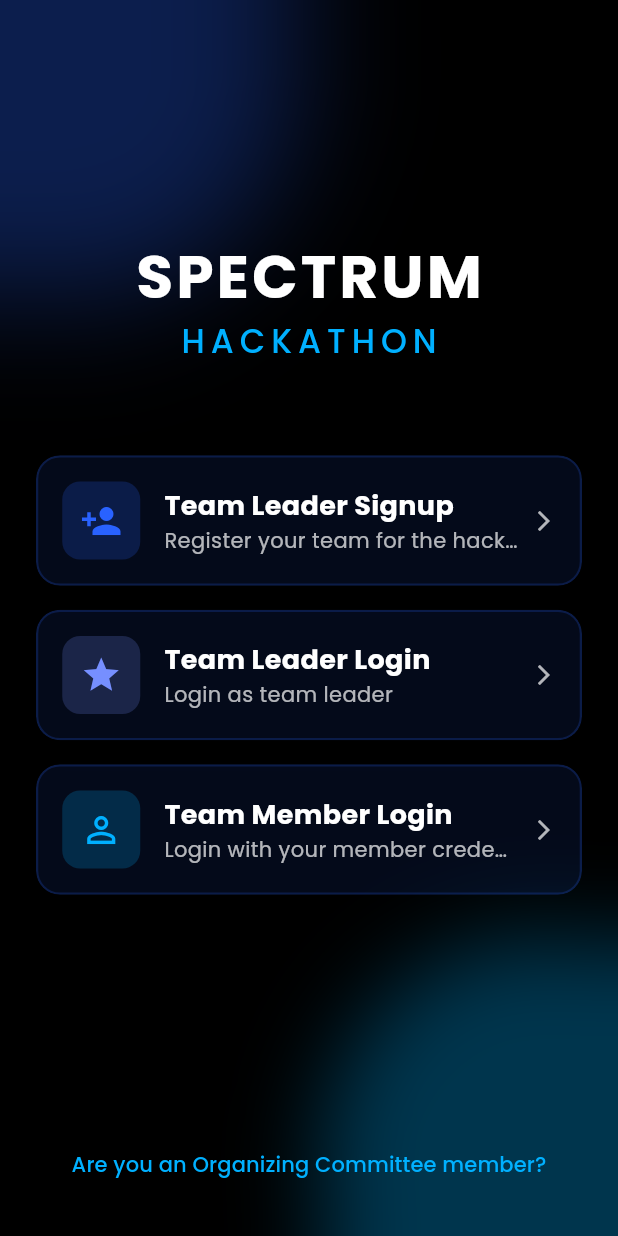
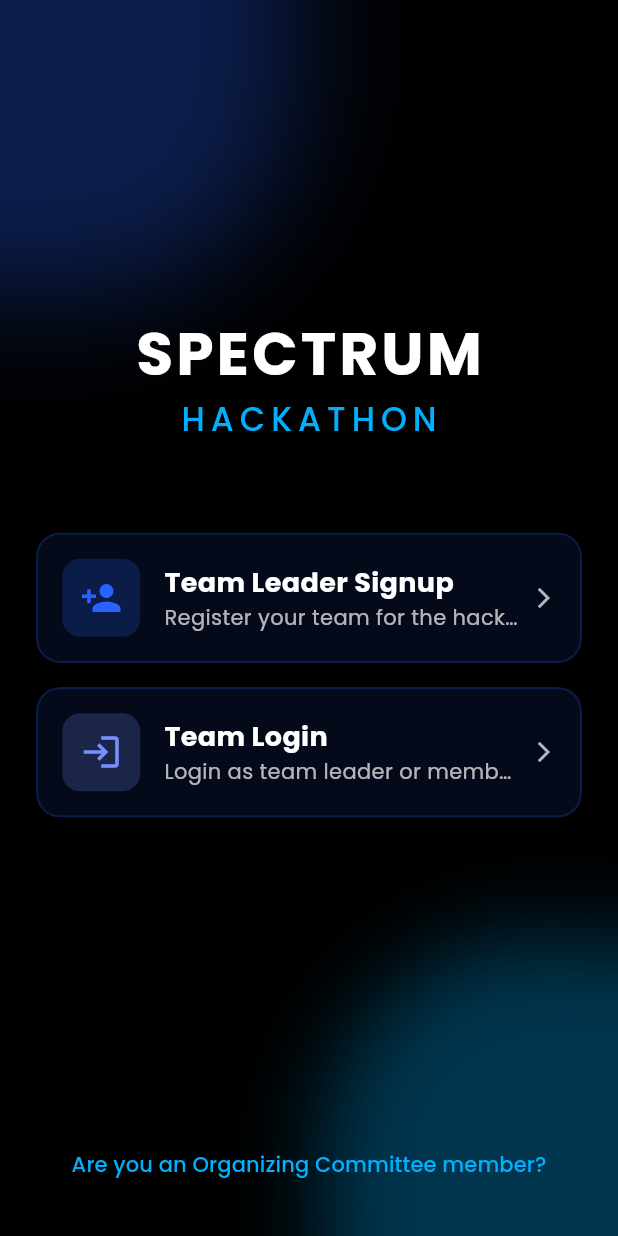
Before and after one commit to 32rohith/spectrum25, a Flutter app: the screen it shows after launch, on a phone screen of 412 x 824 dp. Run offline on Flutter 3.47's test engine with Material 3 defaults, Android fonts, the light colour scheme and no system bars; our stand-ins replace cloud_firestore, csv, firebase_auth, firebase_core, google_fonts; missing offline and left inert: mobile_scanner; accounts and stored records are empty.

Commit message:
merge leader and member login

```diff
--- a/lib/screens/login_screen.dart
+++ b/lib/screens/login_screen.dart
@@ -7,14 +7,7 @@ import '../services/auth_service.dart';
 import 'qr_verification_screen.dart';
 
 class LoginScreen extends StatefulWidget {
-  final bool isLeader;
-  final bool isMember;
-
-  const LoginScreen({
-    super.key,
-    this.isLeader = false,
-    this.isMember = true, // Default to member login if not specified
-  });
+  const LoginScreen({super.key});
 
   @override
   _LoginScreenState createState() => _LoginScreenState();
@@ -45,7 +38,7 @@ class _LoginScreenState extends State<LoginScreen> {
       final username = _usernameController.text.trim();
       final password = _passwordController.text.trim();
 
-      print('Attempting login with: Username: $username, IsLeader: ${widget.isLeader}, IsMember: ${widget.isMember}');
+      print('Attempting login with: Username: $username');
 
       final result = await _authService.loginTeam(
         username: username,
@@ -64,24 +57,7 @@ class _LoginScreenState extends State<LoginScreen> {
       if (result['success']) {
         // Get user role from result
         String userRole = result['userRole'] ?? '';
-        print('Processing successful login with role: $userRole on screen type - isLeader: ${widget.isLeader}, isMember: ${widget.isMember}');
-
-        // Check if login page type matches the user role
-        bool isCorrectPage = (widget.isLeader && userRole == 'leader') ||
-                             (widget.isMember && userRole == 'member');
-
-        if (!isCorrectPage) {
-          setState(() {
-            if (userRole == 'leader' && !widget.isLeader) {
-              _errorMessage = 'These credentials are for a team leader. Please use the leader login page.';
-            } else if (userRole == 'member' && !widget.isMember) {
-              _errorMessage = 'These credentials are for a team member. Please use the member login page.';
-            } else {
-              _errorMessage = 'Invalid login credentials for this page.';
-            }
-          });
-          return;
-        }
+        print('Processing successful login with role: $userRole');
 
         // Success message
         ScaffoldMessenger.of(context).showSnackBar(
@@ -133,35 +109,11 @@ class _LoginScreenState extends State<LoginScreen> {
     }
   }
 
-  String _getTitle() {
-    if (widget.isLeader) {
-      return 'Team Leader Login';
-    } else {
-      return 'Team Member Login';
-    }
-  }
-
-  String _getWelcomeMessage() {
-    if (widget.isLeader) {
-      return 'Welcome back, Team Leader!';
-    } else {
-      return 'Welcome, Team Member!';
-    }
-  }
-
-  String _getSubtitle() {
-    if (widget.isLeader) {
-      return 'Login to manage your team and hackathon project';
-    } else {
-      return 'Login to access your team\'s hackathon project';
-    }
-  }
-
   @override
   Widget build(BuildContext context) {
     return Scaffold(
       appBar: CustomAppBar(
-        title: _getTitle(),
+        title: 'Team Login',
       ),
       body: Stack(
         children: [
@@ -227,13 +179,13 @@ class _LoginScreenState extends State<LoginScreen> {
                   children: [
                     SizedBox(height: MediaQuery.of(context).size.height * 0.05),
                     Icon(
-                      widget.isLeader ? Icons.person : Icons.person_outline,
+                      Icons.login_rounded,
                       color: AppTheme.primaryColor,
                       size: 80,
                     ),
                     const SizedBox(height: 24),
                     Text(
-                      _getWelcomeMessage(),
+                      'Welcome to Spectrum Hackathon!',
                       style: TextStyle(
                         color: AppTheme.textPrimaryColor,
                         fontSize: 24,
@@ -243,7 +195,7 @@ class _LoginScreenState extends State<LoginScreen> {
                     ),
                     const SizedBox(height: 8),
                     Text(
-                      _getSubtitle(),
+                      'Login with your team credentials',
                       style: TextStyle(
                         color: AppTheme.textSecondaryColor,
                         fontSize: 16,
@@ -255,9 +207,7 @@ class _LoginScreenState extends State<LoginScreen> {
                     // Username field
                     CustomTextField(
                       label: 'Username',
-                      hint: widget.isLeader
-                          ? 'Enter leader username'
-                          : 'Enter member username',
+                      hint: 'Enter your username',
                       controller: _usernameController,
                       prefixIcon: Icon(
                         Icons.alternate_email,
@@ -324,7 +274,6 @@ class _LoginScreenState extends State<LoginScreen> {
                     const SizedBox(height: 20),
 
                     // Additional info
-                    if (widget.isLeader) ...[
                     Row(
                       mainAxisAlignment: MainAxisAlignment.center,
                       children: [
@@ -350,16 +299,15 @@ class _LoginScreenState extends State<LoginScreen> {
                         ),
                       ],
                     ),
-                    ] else ...[
+                    const SizedBox(height: 8),
                     Text(
-                        'Make sure to use the credentials provided to you',
+                      'Login system will automatically detect if you are a team leader or member',
                       style: TextStyle(
                         color: AppTheme.textSecondaryColor,
                         fontSize: 14,
                       ),
                       textAlign: TextAlign.center,
                     ),
-                    ],
                   ],
                 ),
               ),
--- a/lib/screens/welcome_screen.dart
+++ b/lib/screens/welcome_screen.dart
@@ -155,13 +155,13 @@ class WelcomeScreen extends StatelessWidget {
 
                   const SizedBox(height: 16),
 
-                  // Team Leader Login
+                  // Combined Login for Team Leaders and Members
                   GlassCard(
                     onTap: () {
                       Navigator.push(
                         context,
                         MaterialPageRoute(
-                          builder: (context) => const LoginScreen(isLeader: true),
+                          builder: (context) => const LoginScreen(),
                         ),
                       );
                     },
@@ -174,7 +174,7 @@ class WelcomeScreen extends StatelessWidget {
                             borderRadius: BorderRadius.circular(12),
                           ),
                           child: Icon(
-                            Icons.star,
+                            Icons.login,
                             color: AppTheme.primaryLightColor,
                             size: 28,
                           ),
@@ -185,7 +185,7 @@ class WelcomeScreen extends StatelessWidget {
                             crossAxisAlignment: CrossAxisAlignment.start,
                             children: [
                               Text(
-                                'Team Leader Login',
+                                'Team Login',
                                 style: TextStyle(
                                   fontSize: 18,
                                   fontWeight: FontWeight.bold,
@@ -193,67 +193,7 @@ class WelcomeScreen extends StatelessWidget {
                                 ),
                               ),
                               Text(
-                                'Login as team leader',
-                                style: TextStyle(
-                                  fontSize: 14,
-                                  color: AppTheme.textSecondaryColor,
-                                ),
-                                overflow: TextOverflow.ellipsis,
-                              ),
-                            ],
-                          ),
-                        ),
-                        const SizedBox(width: 8),
-                        Icon(
-                          Icons.arrow_forward_ios,
-                          color: AppTheme.textSecondaryColor,
-                          size: 16,
-                        ),
-                      ],
-                    ),
-                  ),
-
-                  const SizedBox(height: 16),
-
-                  // Team Member Login
-                  GlassCard(
-                    onTap: () {
-                      Navigator.push(
-                        context,
-                        MaterialPageRoute(
-                          builder: (context) => const LoginScreen(isMember: true),
-                        ),
-                      );
-                    },
-                    child: Row(
-                      children: [
-                        Container(
-                          padding: const EdgeInsets.all(12),
-                          decoration: BoxDecoration(
-                            color: AppTheme.accentColor.withOpacity(0.2),
-                            borderRadius: BorderRadius.circular(12),
-                          ),
-                          child: Icon(
-                            Icons.person_outline,
-                            color: AppTheme.accentColor,
-                            size: 28,
-                          ),
-                        ),
-                        const SizedBox(width: 16),
-                        Expanded(
-                          child: Column(
-                            crossAxisAlignment: CrossAxisAlignment.start,
-                            children: [
-                              Text(
-                                'Team Member Login',
-                                style: TextStyle(
-                                  fontSize: 18,
-                                  fontWeight: FontWeight.bold,
-                                  color: AppTheme.textPrimaryColor,
-                                ),
-                              ),
-                              Text(
-                                'Login with your member credentials',
+                                'Login as team leader or member',
                                 style: TextStyle(
                                   fontSize: 14,
                                   color: AppTheme.textSecondaryColor,
```
Lines whose indentation alone changed are shown as unchanged.
